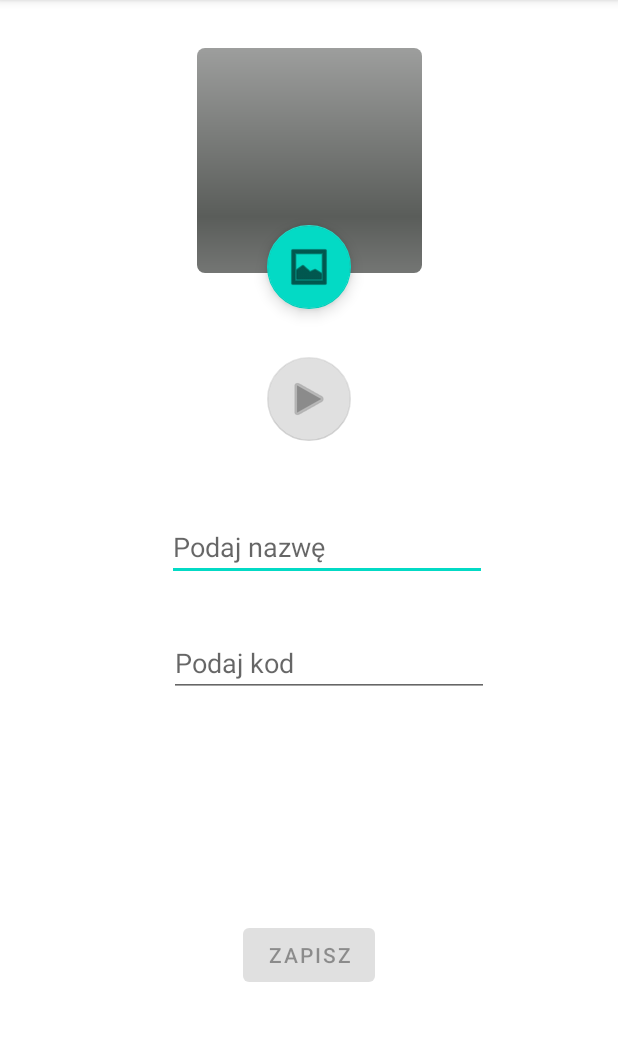
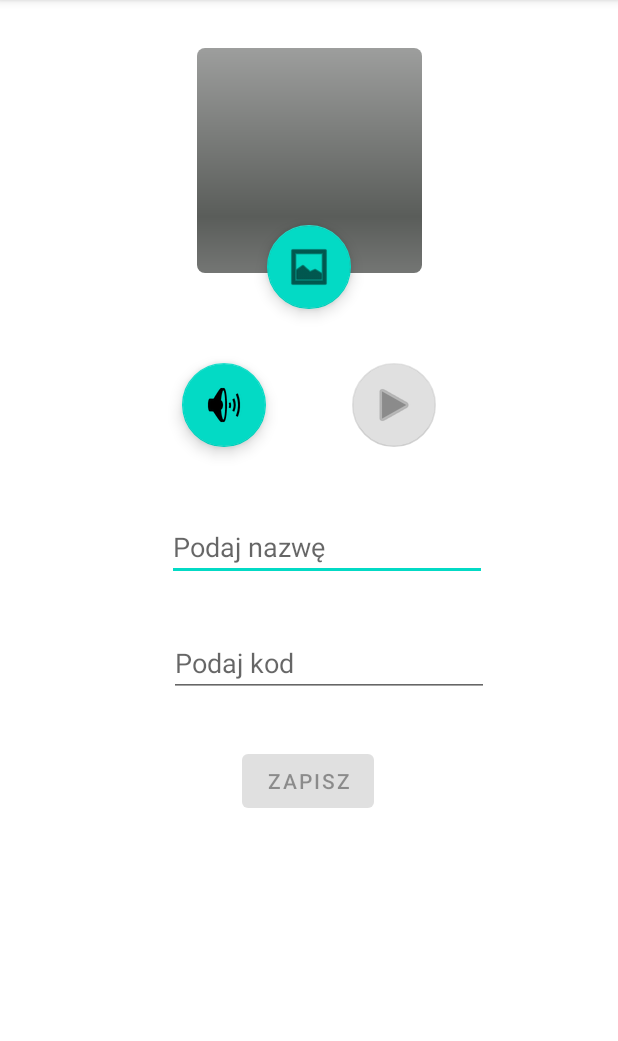
Before and after one commit to jacikb/Pictograms, an Android app: the PictogramAddActivity screen opened directly, with no data from a screen before it, on a phone screen of 412 x 824 dp, the part 84-1125 px from its top. Run offline under Robolectric (Android 15) with nearby library versions, the light colour scheme and no system bars.

Commit message:
select mp3

```diff
--- a/app/src/main/java/jacek/brzezinski/piktogramy/PictogramAddActivity.java
+++ b/app/src/main/java/jacek/brzezinski/piktogramy/PictogramAddActivity.java
@@ -2,66 +2,61 @@ package jacek.brzezinski.piktogramy;
 
 import android.app.Activity;
 import android.content.ComponentName;
+import android.content.Context;
 import android.content.Intent;
 import android.content.pm.PackageManager;
 import android.content.pm.ResolveInfo;
+import android.database.Cursor;
 import android.graphics.Bitmap;
 import android.graphics.BitmapFactory;
+import android.media.MediaPlayer;
 import android.net.Uri;
 import android.os.Bundle;
 import android.os.Environment;
 import android.provider.MediaStore;
+import android.util.Log;
 import android.view.View;
+import android.widget.AbsListView;
+import android.widget.Adapter;
+import android.widget.ImageButton;
 import android.widget.ImageView;
+import android.widget.ListView;
 import android.widget.Toast;
 
 import androidx.appcompat.app.AppCompatActivity;
 import androidx.core.content.FileProvider;
+import androidx.recyclerview.widget.RecyclerView;
+
+import com.google.android.material.floatingactionbutton.FloatingActionButton;
 
 import java.io.File;
 import java.io.FileNotFoundException;
 import java.io.InputStream;
+import java.util.ArrayList;
 import java.util.List;
 import java.util.UUID;
 
 public class PictogramAddActivity extends AppCompatActivity {
+    public static final int PICK_IMAGE_CAMERA = 5;
     public static final int PICK_IMAGE_FILE = 10;
-    public static final int PICK_IMAGE_CAMERA = 20;
+    public static final int PICK_AUDIO_FILE = 20;
+
     private ImageView imageView;
-    private File audioFile;
+    private FloatingActionButton actionButtonPlay;
+
+    private Uri audioFile;
+    private Bitmap imageFile;
     private PictogramModel pictogramModel = new PictogramModel();
 
-    private Uri outputFileUri;
+    private MediaPlayer mp;
 
     @Override
     protected void onCreate(Bundle savedInstanceState) {
         super.onCreate(savedInstanceState);
         setContentView(R.layout.activity_pictogram_add);
         imageView = (ImageView) findViewById(R.id.pictogramAddIcon);
+        actionButtonPlay = (FloatingActionButton) findViewById(R.id.ActionButtonPlay);
         pictogramModel.setPath("p_test");
-
-    }
-
-    public void actionPhotoFromCamera(View view) {
-//        Intent intent = new Intent();
-//        intent.setType("image/*");
-//        intent.setAction(Intent.ACTION_GET_CONTENT);
-//        startActivityForResult(Intent.createChooser(intent, "Select Picture"), PICK_IMAGE_CAMERA);
-//        File file = new File(Environment.getExternalStorageDirectory(),
-//                "p_" + UUID.randomUUID() + ".jpg");
-        File file = PictogramAddActivity.this.getExternalFilesDir(UUID.randomUUID() + ".jpg");
-        Toast.makeText(this, "file " + file, Toast.LENGTH_SHORT).show();
-
-        outputFileUri = FileProvider.getUriForFile(PictogramAddActivity.this, BuildConfig.APPLICATION_ID + ".fileprovider", file);
-        Intent takePhotoIntent = new Intent(MediaStore.ACTION_IMAGE_CAPTURE);
-
-        takePhotoIntent.putExtra(MediaStore.EXTRA_OUTPUT, outputFileUri);
-        //takePhotoIntent.putExtra(android.provider.MediaStore.EXTRA_OUTPUT, android.provider.MediaStore.Images.Media.EXTERNAL_CONTENT_URI);
-        //takePhotoIntent.putExtra(android.provider.MediaStore.EXTRA_OUTPUT, Uri.fromFile(new File("/sdcard/tmp")));
-
-
-        //Intent chooseImageIntent = ImagePicker.getPickImageIntent(PictogramAddActivity.this);
-        startActivityForResult(takePhotoIntent, PICK_IMAGE_CAMERA);
     }
 
     public void actionPhotoFromFile(View view) {
@@ -75,16 +70,15 @@ public class PictogramAddActivity extends AppCompatActivity {
     }
 
     public void actionAudioFromFile(View view) {
-//        Intent getIntent = new Intent(Intent.ACTION_GET_CONTENT);
-//        getIntent.setType("image/*");
-//        Intent pickIntent = new Intent(Intent.ACTION_PICK, android.provider.MediaStore.Images.Media.EXTERNAL_CONTENT_URI);
-//        pickIntent.setType("image/*");
-//        Intent chooserIntent = Intent.createChooser(getIntent, "Select Image");
-//        chooserIntent.putExtra(Intent.EXTRA_INITIAL_INTENTS, new Intent[]{pickIntent});
-//        startActivityForResult(chooserIntent, PICK_IMAGE_FILE);
+        Intent intent = new Intent(Intent.ACTION_GET_CONTENT);
+        //intent.setAction(Intent.ACTION_OPEN_DOCUMENT);
+        intent.setType("audio/*"); // specify "audio/mp3" to filter only mp3 files
+        startActivityForResult(intent, PICK_AUDIO_FILE);
     }
 
     public void actionAudioPlay(View view) {
+        mp = MediaPlayer.create(PictogramAddActivity.this, audioFile);
+        mp.start();
 
     }
 
@@ -114,14 +108,24 @@ public class PictogramAddActivity extends AppCompatActivity {
                 try {
                     final Uri imageUri = data.getData();
                     final InputStream imageStream = getContentResolver().openInputStream(imageUri);
-                    final Bitmap selectedImage = BitmapFactory.decodeStream(imageStream);
-                    imageView.setImageBitmap(selectedImage);
+                    imageFile = BitmapFactory.decodeStream(imageStream);
+                    imageView.setImageBitmap(imageFile);
                     Toast.makeText(this, "RESULT FILE " + Integer.toString(resultCode), Toast.LENGTH_SHORT).show();
                 } catch (FileNotFoundException e) {
                     e.printStackTrace();
                     Toast.makeText(PictogramAddActivity.this, "Something went wrong", Toast.LENGTH_LONG).show();
                 }
             }
+            if (requestCode == PICK_AUDIO_FILE) {
+//                try {
+                final Uri audioUri = data.getData();
+                audioFile = audioUri;
+                actionButtonPlay.setEnabled(true);
+//                } catch (FileNotFoundException e) {
+//                    e.printStackTrace();
+//                    Toast.makeText(PictogramAddActivity.this, "Something went wrong", Toast.LENGTH_LONG).show();
+//                }
+            }
 
         }
     }
--- a/app/src/main/res/layout/activity_pictogram_add.xml
+++ b/app/src/main/res/layout/activity_pictogram_add.xml
@@ -11,16 +11,17 @@
         android:id="@+id/button"
         android:layout_width="wrap_content"
         android:layout_height="wrap_content"
-        android:layout_marginTop="148dp"
+        android:layout_marginTop="32dp"
         android:enabled="false"
         android:onClick="actionSave"
         android:text="Zapisz"
         app:layout_constraintEnd_toEndOf="parent"
+        app:layout_constraintHorizontal_bias="0.498"
         app:layout_constraintStart_toStartOf="parent"
         app:layout_constraintTop_toBottomOf="@+id/editNewPath" />
 
     <com.google.android.material.floatingactionbutton.FloatingActionButton
-        android:id="@+id/floatingActionGalery"
+        android:id="@+id/ActionButtionSelectImage"
         android:layout_width="wrap_content"
         android:layout_height="wrap_content"
         android:layout_gravity="bottom|end"
@@ -33,17 +34,33 @@
         app:maxImageSize="32dp" />
 
     <com.google.android.material.floatingactionbutton.FloatingActionButton
-        android:id="@+id/floatingActionButtonPlay"
-        android:layout_width="wrap_content"
+        android:id="@+id/ActionButtonSelectAudio"
+        android:layout_width="56dp"
         android:layout_height="wrap_content"
         android:layout_gravity="bottom|end"
-        android:layout_marginTop="32dp"
+        android:layout_marginStart="64dp"
+        android:layout_marginTop="36dp"
+        android:enabled="true"
+        android:onClick="actionAudioFromFile"
+        android:src="@android:drawable/ic_lock_silent_mode_off"
+        app:layout_constraintEnd_toStartOf="@+id/ActionButtonPlay"
+        app:layout_constraintStart_toStartOf="parent"
+        app:layout_constraintTop_toBottomOf="@+id/ActionButtionSelectImage"
+        app:maxImageSize="32dp" />
+
+    <com.google.android.material.floatingactionbutton.FloatingActionButton
+        android:id="@+id/ActionButtonPlay"
+        android:layout_width="56dp"
+        android:layout_height="wrap_content"
+        android:layout_gravity="bottom|end"
+        android:layout_marginTop="36dp"
+        android:layout_marginEnd="64dp"
         android:enabled="false"
         android:onClick="actionAudioPlay"
         android:src="@android:drawable/ic_media_play"
         app:layout_constraintEnd_toEndOf="parent"
-        app:layout_constraintStart_toStartOf="parent"
-        app:layout_constraintTop_toBottomOf="@+id/floatingActionGalery"
+        app:layout_constraintStart_toEndOf="@+id/ActionButtonSelectAudio"
+        app:layout_constraintTop_toBottomOf="@+id/ActionButtionSelectImage"
         app:maxImageSize="32dp" />
 
     <ImageView
--- a/app/src/main/res/menu/menu_main.xml
+++ b/app/src/main/res/menu/menu_main.xml
@@ -6,7 +6,6 @@
         android:id="@+id/action_battery_charging"
         android:icon="@drawable/ic_charging"
         android:title="@string/action_battery_charging"
-        android:visible="false"
         app:showAsAction="always" />
     <item
         android:id="@+id/action_battery_percent"
```
Also changed, not shown: app/src/main/java/jacek/brzezinski/piktogramy/AudioAdapter.java (added, +60 -0 lines), app/src/main/java/jacek/brzezinski/piktogramy/AudioModel.java (added, +49 -0 lines).
